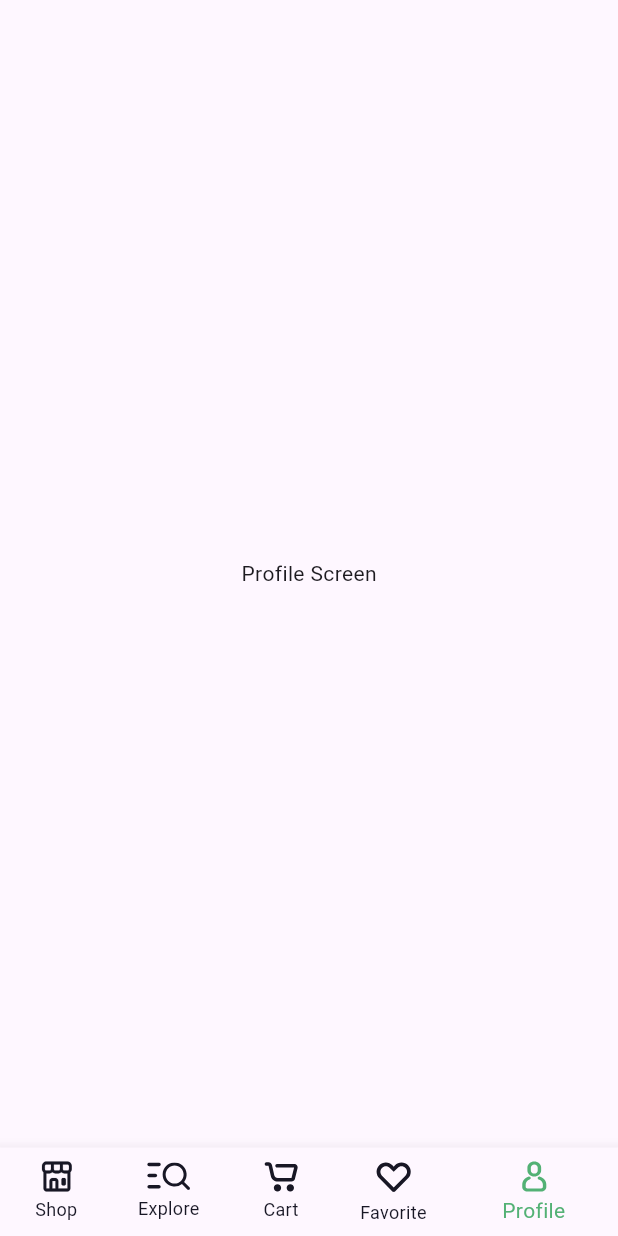
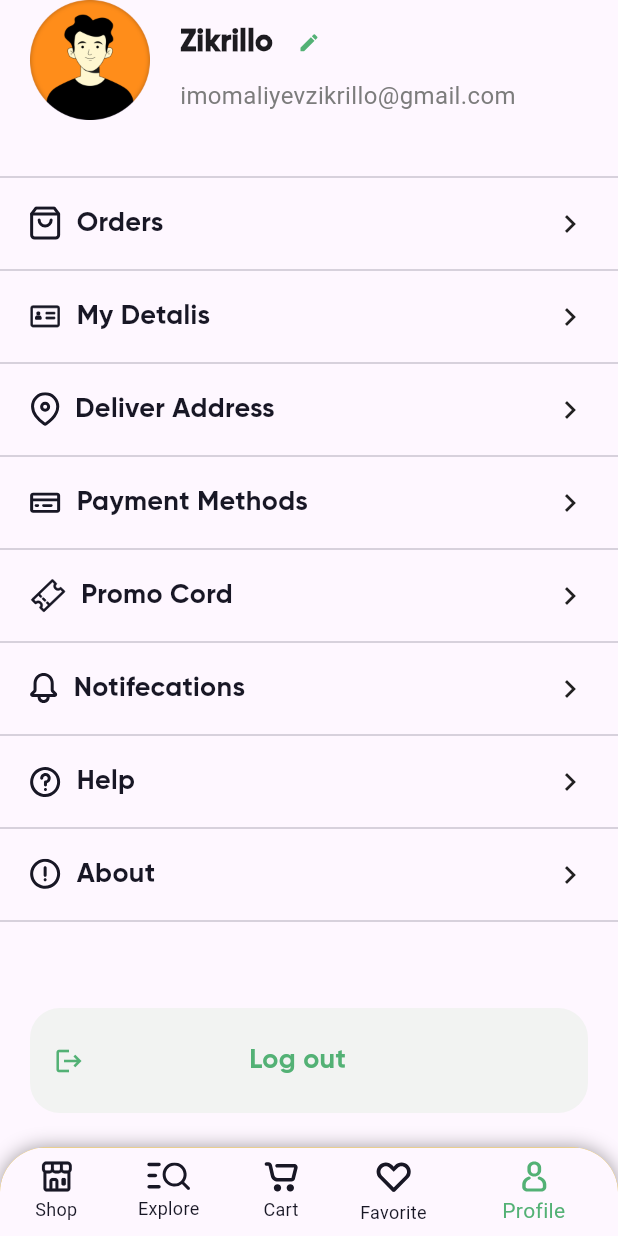
Before and after one commit to lagman5006/online_groceries_market, a Flutter app: the screen it shows after launch, on a phone screen of 412 x 824 dp. Run offline on Flutter 3.47's test engine with Material 3 defaults, Android fonts, the phone set to English and light mode, and no system bars; our stand-ins replace flutter_svg.

Commit message:
build profile screen.

```diff
--- a/lib/screens/navigation_screen.dart
+++ b/lib/screens/navigation_screen.dart
@@ -30,7 +30,23 @@ class _NavigationScreenState extends State<NavigationScreen> {
   Widget build(BuildContext context) {
     return Scaffold(
       body: screens[selectectedIndex],
-      bottomNavigationBar: BottomNavigationBar(
+      bottomNavigationBar: Container(
+        decoration: BoxDecoration(
+          color: Colors.amber,
+          borderRadius: BorderRadius.only(
+            topRight: Radius.circular(30),
+            topLeft: Radius.circular(30),
+          ),
+          boxShadow: [
+            BoxShadow(color: Colors.black38, spreadRadius: 0, blurRadius: 10),
+          ],
+        ),
+        child: ClipRRect(
+          borderRadius: BorderRadius.only(
+            topLeft: Radius.circular(30.0),
+            topRight: Radius.circular(30.0),
+          ),
+          child: BottomNavigationBar(
             type: BottomNavigationBarType.shifting,
             onTap: (value) {
               log(value.toString());
@@ -49,14 +65,18 @@ class _NavigationScreenState extends State<NavigationScreen> {
                 icon: SvgPicture.asset(
                   "assets/svgs/home.svg",
                   color:
-                  selectectedIndex == 0 ? Color(0xFF53B175) : Color(0xFF181725),
+                      selectectedIndex == 0
+                          ? Color(0xFF53B175)
+                          : Color(0xFF181725),
                 ),
               ),
               BottomNavigationBarItem(
                 icon: SvgPicture.asset(
                   "assets/svgs/explore.svg",
                   color:
-                  selectectedIndex == 1 ? Color(0xFF53B175) : Color(0xFF181725),
+                      selectectedIndex == 1
+                          ? Color(0xFF53B175)
+                          : Color(0xFF181725),
                 ),
 
                 label: "Explore",
@@ -68,14 +88,18 @@ class _NavigationScreenState extends State<NavigationScreen> {
                   "assets/svgs/cart.svg",
 
                   color:
-                  selectectedIndex == 2 ? Color(0xFF53B175) : Color(0xFF181725),
+                      selectectedIndex == 2
+                          ? Color(0xFF53B175)
+                          : Color(0xFF181725),
                 ),
               ),
               BottomNavigationBarItem(
                 icon: SvgPicture.asset(
                   "assets/svgs/favorite.svg",
                   color:
-                  selectectedIndex == 3 ? Color(0xFF53B175) : Color(0xFF181725),
+                      selectectedIndex == 3
+                          ? Color(0xFF53B175)
+                          : Color(0xFF181725),
                 ),
                 label: "Favorite",
               ),
@@ -83,12 +107,16 @@ class _NavigationScreenState extends State<NavigationScreen> {
                 icon: SvgPicture.asset(
                   "assets/svgs/profile.svg",
                   color:
-                  selectectedIndex == 4 ? Color(0xFF53B175) : Color(0xFF181725),
+                      selectectedIndex == 4
+                          ? Color(0xFF53B175)
+                          : Color(0xFF181725),
                 ),
                 label: "Profile",
               ),
             ],
           ),
+        ),
+      ),
     );
   }
 }
--- a/lib/screens/profile_screen.dart
+++ b/lib/screens/profile_screen.dart
@@ -1,10 +1,166 @@
 import 'package:flutter/material.dart';
+import 'package:flutter_svg/svg.dart';
 
 class ProfileScreen extends StatelessWidget {
   const ProfileScreen({super.key});
 
   @override
   Widget build(BuildContext context) {
-    return Scaffold(body: Center(child: Text("Profile Screen")));
+    return Scaffold(
+      body: SafeArea(
+        child: Column(
+          children: [
+            buildProfileHeader(),
+            SizedBox(height: 30),
+            Divider(),
+            buildProfileItem(
+              iconPath: "assets/svgs/orders.svg",
+              text: "Orders",
+              onTap: () {},
+            ),
+            buildProfileItem(
+              iconPath: "assets/svgs/my_details.svg",
+              text: "My Detalis",
+              onTap: () {},
+            ),
+            buildProfileItem(
+              iconPath: "assets/svgs/location.svg",
+              text: "Deliver Address",
+              onTap: () {},
+            ),
+            buildProfileItem(
+              iconPath: "assets/svgs/payment.svg",
+              text: "Payment Methods",
+              onTap: () {},
+            ),
+            buildProfileItem(
+              iconPath: "assets/svgs/ticket.svg",
+              text: "Promo Cord",
+              onTap: () {},
+            ),
+            buildProfileItem(
+              iconPath: "assets/svgs/notification.svg",
+              text: "Notifecations",
+              onTap: () {},
+            ),
+            buildProfileItem(
+              iconPath: "assets/svgs/help.svg",
+              text: "Help",
+              onTap: () {},
+            ),
+            buildProfileItem(
+              iconPath: "assets/svgs/about.svg",
+              text: "About",
+              onTap: () {},
+            ),
+            SizedBox(height: 50),
+            buildLogOutButton(),
+          ],
+        ),
+      ),
+    );
+  }
+
+  InkWell buildLogOutButton() {
+    return InkWell(
+      onTap: () {},
+      child: Container(
+        margin: EdgeInsets.symmetric(horizontal: 20),
+        padding: EdgeInsets.symmetric(horizontal: 16),
+        height: 70,
+        decoration: BoxDecoration(
+          color: Color(0xFFF2F3F2),
+          borderRadius: BorderRadius.circular(20),
+        ),
+        child: Row(
+          children: [
+            Icon(Icons.logout, color: Color(0xFF53B175), size: 20),
+            SizedBox(width: 110),
+            Text(
+              "Log out",
+              style: TextStyle(
+                fontSize: 18,
+                fontFamily: "Gilroy",
+                color: Color(0xFF53B175),
+              ),
+            ),
+          ],
+        ),
+      ),
+    );
+  }
+
+  Padding buildProfileHeader() {
+    return Padding(
+      padding: const EdgeInsets.only(left: 20),
+      child: Row(
+        children: [
+          CircleAvatar(
+            radius: 40,
+            child: Image.asset("assets/images/profile.png"),
+          ),
+          SizedBox(width: 20),
+          Column(
+            crossAxisAlignment: CrossAxisAlignment.start,
+            children: [
+              Row(
+                children: [
+                  Text(
+                    "Zikrillo",
+                    style: TextStyle(
+                      fontSize: 20,
+                      fontFamily: "Gilroy",
+                      fontWeight: FontWeight.bold,
+                    ),
+                  ),
+                  IconButton(
+                    onPressed: () {},
+                    icon: Icon(Icons.edit, size: 15, color: Color(0xFF53B175)),
+                  ),
+                ],
+              ),
+              Text(
+                "imomaliyevzikrillo@gmail.com",
+                style: TextStyle(fontSize: 16, color: Color(0xFF7C7C7C)),
+              ),
+            ],
+          ),
+        ],
+      ),
+    );
   }
 }
+
+InkWell buildProfileItem({
+  required String iconPath,
+  required String text,
+  required VoidCallback onTap,
+}) {
+  return InkWell(
+    onTap: onTap,
+    child: Column(
+      children: [
+        Padding(
+          padding: const EdgeInsets.symmetric(horizontal: 20, vertical: 10),
+          child: Row(
+            children: [
+              SvgPicture.asset(iconPath),
+              SizedBox(width: 10),
+              Text(
+                text,
+                style: TextStyle(
+                  fontSize: 18,
+                  fontFamily: "Gilroy",
+                  color: Color(0xFF181725),
+                ),
+              ),
+              Spacer(),
+              Icon(Icons.keyboard_arrow_right_outlined),
+            ],
+          ),
+        ),
+        Divider(),
+      ],
+    ),
+  );
+}
```
Also changed, not shown: assets/images/profile.png (added), assets/svgs/about.svg (added), assets/svgs/help.svg (added), assets/svgs/location.svg (added), assets/svgs/my_details.svg (added), assets/svgs/notification.svg (added), assets/svgs/orders.svg (added), assets/svgs/payment.svg (added), assets/svgs/ticket.svg (added). Lines whose indentation alone changed are shown as unchanged.
